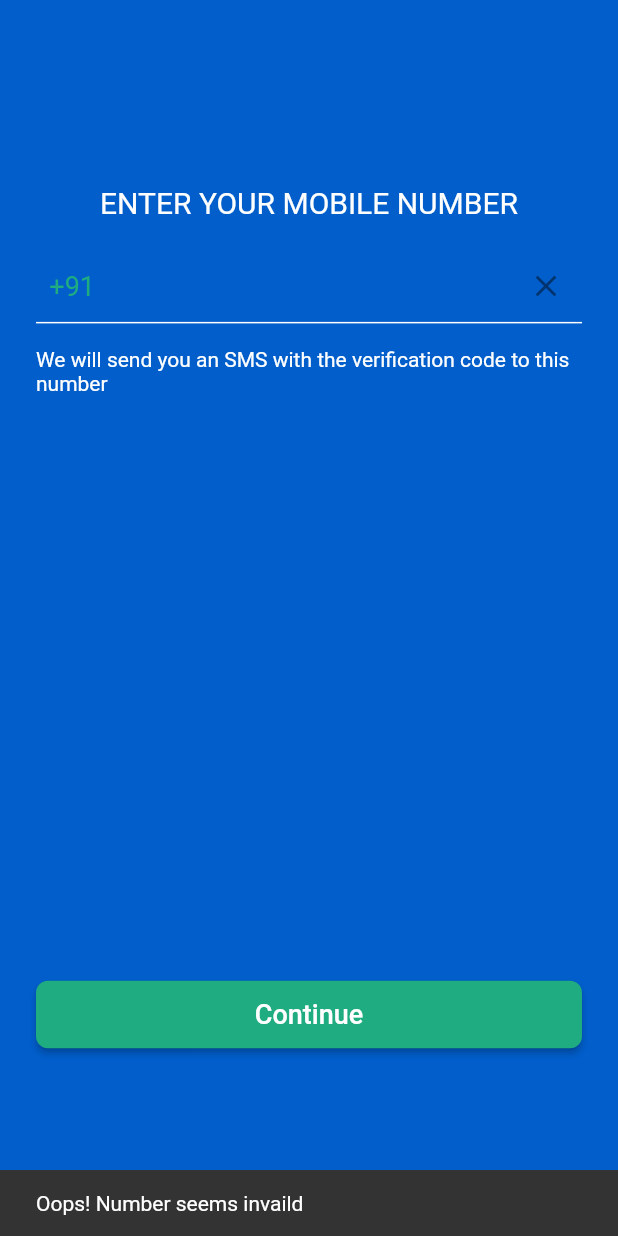
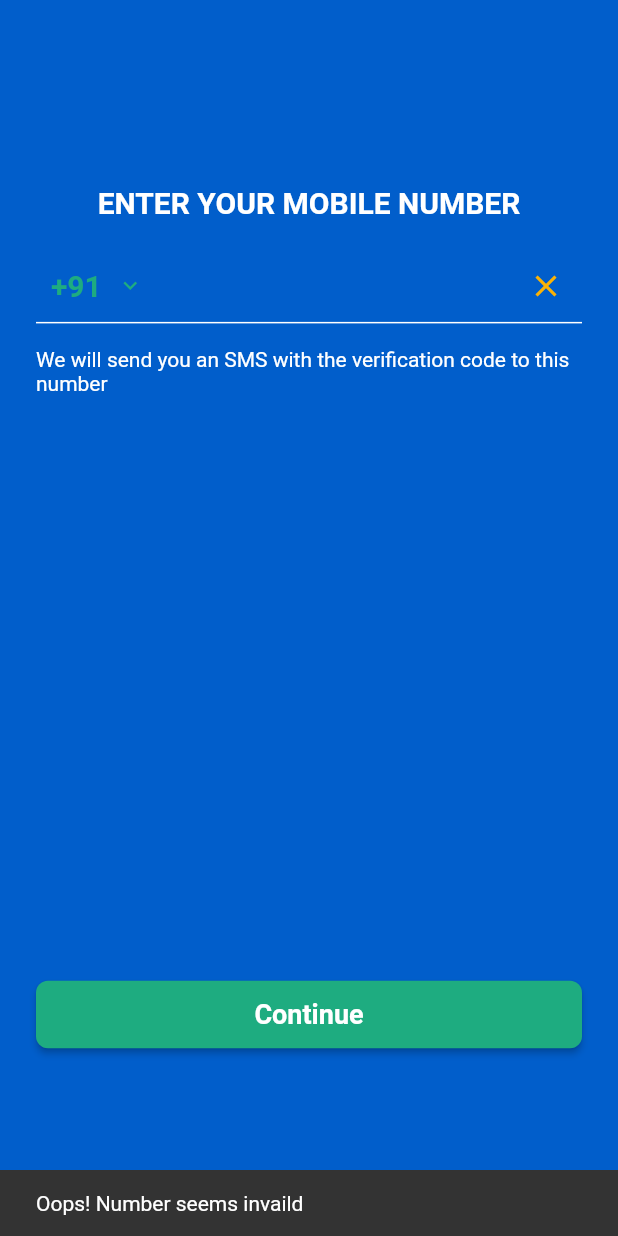
Before and after one commit to sanjaysingh1990/Flutter_doctor, a Flutter app: the PhoneAuthGetPhone screen opened directly, after a tap on "Continue", on a phone screen of 412 x 824 dp. Run offline on Flutter 3.47's test engine with Material 2 defaults, Android fonts, the phone set to English and light mode, and no system bars; our stand-ins replace cached_network_image, dio, firebase_auth, image_picker, pin_code_fields, shimmer and 2 more; accounts and stored records are empty; network calls fail.

Commit message:
font added. roboto

```diff
--- a/lib/auth/phone_auth/get_phone.dart
+++ b/lib/auth/phone_auth/get_phone.dart
@@ -5,6 +5,7 @@ import 'package:flutter_app_test/auth/phone_auth/verify.dart';
 import 'package:flutter_app_test/providers/countries.dart';
 import 'package:flutter_app_test/providers/phone_auth.dart';
 import 'package:flutter_app_test/utils/AppColors.dart';
+import 'package:flutter_app_test/utils/AssetStrings.dart';
 import 'package:flutter_app_test/utils/class%20ResString.dart';
 import 'package:flutter_app_test/utils/constants.dart';
 import 'package:flutter_app_test/utils/widgets.dart';
@@ -12,7 +13,6 @@ import 'package:flutter_app_test/utils/widgets.dart';
 import 'package:provider/provider.dart';
 
 import 'select_country.dart';
-
 
 /*
  *  PhoneAuthUI - this file contains whole ui and controllers of ui
@@ -22,27 +22,32 @@ import 'select_country.dart';
  */
 
 class PhoneAuthGetPhone extends StatefulWidget {
-
-
   @override
   _PhoneAuthGetPhoneState createState() => _PhoneAuthGetPhoneState();
 }
 
 class _PhoneAuthGetPhoneState extends State<PhoneAuthGetPhone> {
-
   double _height;
-
-
+  var countriesProvider;
+   PhoneAuthDataProvider phoneAuthProvider;
 
   final scaffoldKey =
       GlobalKey<ScaffoldState>(debugLabel: "scaffold-get-phone");
 
   @override
+  void initState() {
+    // TODO: implement initState
+    super.initState();
+ // _setListener();
+  }
+
+
+  @override
   Widget build(BuildContext context) {
     _height = MediaQuery.of(context).size.height;
-
-    final countriesProvider = Provider.of<CountryProvider>(context);
-    final loader = Provider.of<PhoneAuthDataProvider>(context).loading;
+    phoneAuthProvider =
+        Provider.of<PhoneAuthDataProvider>(context, listen: false);
+    countriesProvider = Provider.of<CountryProvider>(context);
 
     return Scaffold(
       resizeToAvoidBottomInset: false,
@@ -50,12 +55,16 @@ class _PhoneAuthGetPhoneState extends State<PhoneAuthGetPhone> {
       backgroundColor: AppColors.kPrimary,
       body: SafeArea(
         child: Padding(
-          padding: const EdgeInsets.only(left:24.0,right: 24),
+          padding: const EdgeInsets.only(left: 24.0, right: 24),
           child: Stack(
             children: <Widget>[
-              _getBody(countriesProvider),
-              loader ? Center(child: CircularProgressIndicator()) : SizedBox(),
-              Positioned(bottom: _height * 0.15,left: 0,right: 0,child: getButton(text:"Continue",callback:startPhoneAuth ),)
+              _getBody(),
+              Positioned(
+                bottom: _height * 0.15,
+                left: 0,
+                right: 0,
+                child: getButton(text: "Continue", callback: startPhoneAuth),
+              )
             ],
           ),
         ),
@@ -63,11 +72,11 @@ class _PhoneAuthGetPhoneState extends State<PhoneAuthGetPhone> {
     );
   }
 
-  Widget _getBody(CountryProvider countriesProvider) => Container(
-    child: countriesProvider.countries.length > 0
-        ? _getColumnBody(countriesProvider)
-        : Center(child: CircularProgressIndicator()),
-  );
+  Widget _getBody() => Container(
+        child: countriesProvider.countries.length > 0
+            ? _getColumnBody()
+            : Center(child: CircularProgressIndicator()),
+      );
 
   //move to select country screen
   VoidCallback callBackSelectCountry() {
@@ -75,26 +84,21 @@ class _PhoneAuthGetPhoneState extends State<PhoneAuthGetPhone> {
         .push(MaterialPageRoute(builder: (context) => SelectCountry()));
   }
 
-
-
-  Widget _getColumnBody(CountryProvider countriesProvider) => Column(
+  Widget _getColumnBody() => Column(
         children: <Widget>[
           getVerticalSpace(_height * 0.15),
           PhoneAuthWidgets.getHeading(
               text: ResString().get("enterphoneheading")),
           getVerticalSpace(20),
           PhoneNumberField(
-            controller:
-                Provider.of<PhoneAuthDataProvider>(context, listen: false)
-                    .phoneNumberController,
+            controller: phoneAuthProvider.phoneNumberController,
             prefix: countriesProvider.selectedCountry.dialCode ?? "+91",
             callBackCountry: callBackSelectCountry,
           ),
           getVerticalSpace(16),
           Text(ResString().get("enterphonedesc"),
               style: TextStyle(
-                  color: Colors.white, fontWeight: FontWeight.w400)),
-
+                  color: Colors.white, fontFamily: AssetStrings.robotoRegular)),
         ],
       );
 
@@ -107,24 +111,29 @@ class _PhoneAuthGetPhoneState extends State<PhoneAuthGetPhone> {
   }
 
   startPhoneAuth() async {
-    final phoneAuthDataProvider =
-        Provider.of<PhoneAuthDataProvider>(context, listen: false);
-    phoneAuthDataProvider.loading = true;
+    var phoneNo=phoneAuthProvider.phoneNumberController.text;
+    var countryCode= countriesProvider.selectedCountry.dialCode ?? "+91";
+
+    var finalPhoneNo = "$countryCode $phoneNo";
+
+    phoneAuthProvider.loading = true;
     var countryProvider = Provider.of<CountryProvider>(context, listen: false);
-    bool validPhone = await phoneAuthDataProvider.instantiate(
+    bool validPhone = await phoneAuthProvider.instantiate(
         dialCode: countryProvider.selectedCountry.dialCode,
         onCodeSent: () {
           Navigator.of(context).push(CupertinoPageRoute(
-              builder: (BuildContext context) => PhoneAuthVerify()));
+              builder: (BuildContext context) => PhoneAuthVerify(
+                    phoneNo: finalPhoneNo,
+                  )));
         },
         onFailed: () {
-          _showSnackBar(phoneAuthDataProvider.message);
+          _showSnackBar(phoneAuthProvider.message);
         },
         onError: () {
-          _showSnackBar(phoneAuthDataProvider.message);
+          _showSnackBar(phoneAuthProvider.message);
         });
     if (!validPhone) {
-      phoneAuthDataProvider.loading = false;
+      phoneAuthProvider.loading = false;
       _showSnackBar("Oops! Number seems invaild");
       return;
     }
--- a/lib/main.dart
+++ b/lib/main.dart
@@ -28,7 +28,7 @@ class MyApp extends StatelessWidget {
         ),
       ],
       child: MaterialApp(
-        home: DoctorPage(),
+        home: PhoneAuthGetPhone(),
         debugShowCheckedModeBanner: false,
       ),
     );
--- a/lib/privacypolicy/webview_page.dart
+++ b/lib/privacypolicy/webview_page.dart
@@ -47,7 +47,7 @@ class _WebViewPagesState extends State<WebViewPages> {
               widget.heading,
               style: TextStyle(
                   fontSize: 22,
-                  fontFamily: AssetStrings.circulerBlackItalicStyle),
+                  fontFamily: AssetStrings.robotoBold),
             )
           ],
         ),
--- a/lib/utils/class ResString.dart
+++ b/lib/utils/class ResString.dart
@@ -6,7 +6,9 @@ class ResString {
     'enterphonedesc':
         'We will send you an SMS with the verification code to this number',
     'privacy_policy': 'Privacy Policy',
-    'term_of_uses': 'Term of use'
+    'term_of_uses': 'Term of use',
+    'enter_code':'ENTER VERIFICAITON CODE',
+    'verify_otp':'Please enter the verification code that was sent to'
   };
 
   String get(String key) {
--- a/lib/utils/widgets.dart
+++ b/lib/utils/widgets.dart
@@ -5,6 +5,7 @@ import 'package:flutter/cupertino.dart';
 import 'package:flutter/foundation.dart';
 import 'package:flutter/material.dart';
 import 'package:flutter_app_test/utils/AppColors.dart';
+import 'package:flutter_app_test/utils/AssetStrings.dart';
 import 'package:image_picker/image_picker.dart';
 
 import '../data_models/country.dart';
@@ -12,7 +13,10 @@ import '../data_models/country.dart';
 class PhoneAuthWidgets {
   static Widget getHeading({String text}) => Text(
         text,
-        style: TextStyle(fontSize: 20, color: Colors.white),
+        style: TextStyle(
+            fontSize: 20,
+            color: Colors.white,
+            fontFamily: AssetStrings.robotoBold),
       );
 }
 
@@ -56,6 +60,8 @@ class PhoneNumberField extends StatelessWidget {
     return Column(
       children: [
         Row(
+          mainAxisAlignment: MainAxisAlignment.center,
+          crossAxisAlignment: CrossAxisAlignment.center,
           children: <Widget>[
             InkWell(
                 onTap: () {
@@ -63,13 +69,21 @@ class PhoneNumberField extends StatelessWidget {
                 },
                 child: Text("  " + prefix + "  ",
                     style: TextStyle(
-                      fontSize: 18.0,
-                      color: AppColors.kGreen,
-                    ))),
+                        fontSize: 20.0,
+                        color: AppColors.kGreen,
+                        fontFamily: AssetStrings.robotoBold))),
+            Icon(
+              Icons.keyboard_arrow_down,
+              color: AppColors.kGreen,
+              size: 18.0,
+            ),
             SizedBox(width: 8.0),
             Expanded(
               child: TextFormField(
-                style: TextStyle(color: AppColors.kYellow, fontSize: 18),
+                style: TextStyle(
+                    color: AppColors.kYellow,
+                    fontSize: 20,
+                    fontFamily: AssetStrings.robotoBold),
                 controller: controller,
                 autofocus: false,
                 keyboardType: TextInputType.phone,
@@ -82,7 +96,7 @@ class PhoneNumberField extends StatelessWidget {
                       onPressed: () {
                         controller.clear();
                       },
-                      icon: Icon(Icons.clear),
+                      icon: Icon(Icons.clear,color: AppColors.kYellow,),
                     )),
               ),
             ),
@@ -182,7 +196,7 @@ Widget getButton({String text, VoidCallback callback}) {
       padding: const EdgeInsets.all(12.0),
       child: Text(
         text,
-        style: TextStyle(color: AppColors.kWhite, fontSize: 18.0),
+        style: TextStyle(color: AppColors.kWhite, fontSize: 18.0,fontFamily: AssetStrings.robotoBold),
       ),
     ),
     color: AppColors.kGreen,
```
Also changed, not shown: lib/auth/phone_auth/verify.dart (+6 -4 lines), lib/doctordetails/doctordetailspage.dart (+23 -22 lines), lib/utils/AssetStrings.dart (+2 -36 lines), pubspec.yaml (+8 -11 lines), assets/fonts/Roboto-Bold.ttf (added), assets/fonts/Roboto-Regular.ttf (added), 2 other files.
